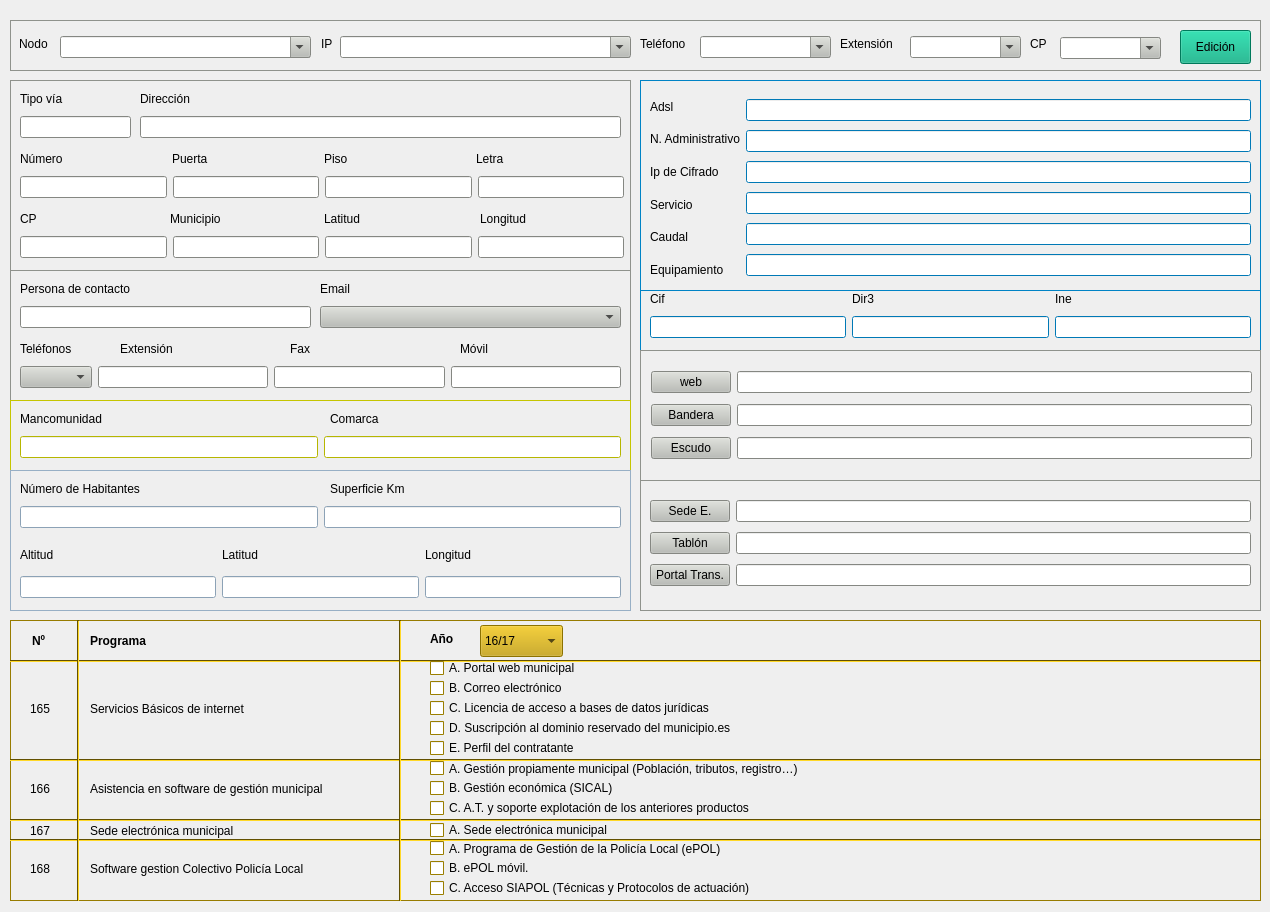
Above: sedes.ui from kapazao/GrxMenu before the change. Below: the same form after it.
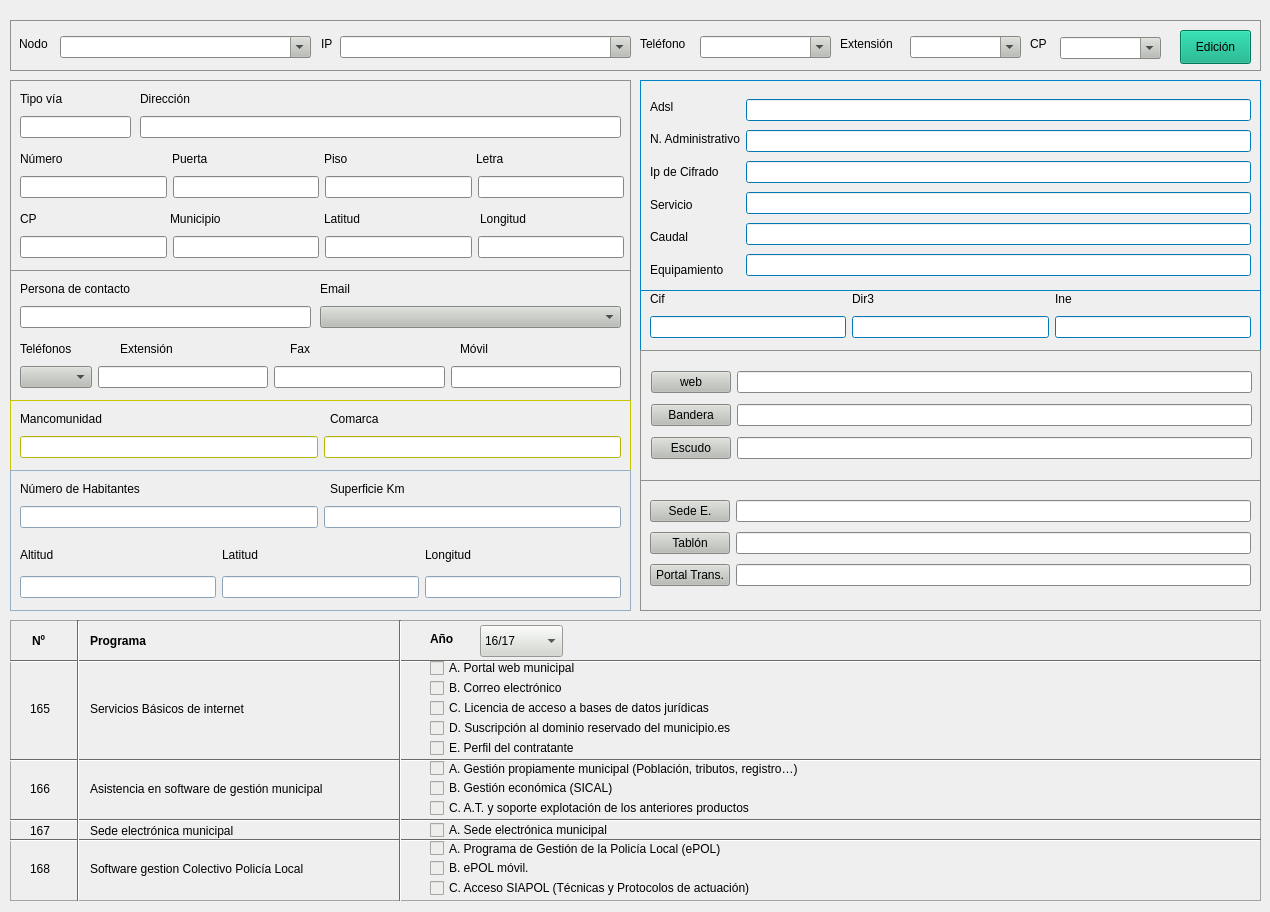
That is the form after the change.

```diff
--- a/sedes.ui
+++ b/sedes.ui
@@ -5406,9 +5406,9 @@
       <colorrole role="Button">
        <brush brushstyle="SolidPattern">
         <color alpha="255">
-         <red>196</red>
-         <green>160</green>
-         <blue>0</blue>
+         <red>211</red>
+         <green>215</green>
+         <blue>207</blue>
         </color>
        </brush>
       </colorrole>
@@ -5416,35 +5416,35 @@
        <brush brushstyle="SolidPattern">
         <color alpha="255">
          <red>255</red>
-         <green>216</green>
-         <blue>39</blue>
+         <green>255</green>
+         <blue>255</blue>
         </color>
        </brush>
       </colorrole>
       <colorrole role="Midlight">
        <brush brushstyle="SolidPattern">
         <color alpha="255">
-         <red>225</red>
-         <green>188</green>
-         <blue>19</blue>
+         <red>233</red>
+         <green>235</green>
+         <blue>231</blue>
         </color>
        </brush>
       </colorrole>
       <colorrole role="Dark">
        <brush brushstyle="SolidPattern">
         <color alpha="255">
-         <red>98</red>
-         <green>80</green>
-         <blue>0</blue>
-        </color>
-       </brush>
-      </colorrole>
-      <colorrole role="Mid">
-       <brush brushstyle="SolidPattern">
-        <color alpha="255">
-         <red>131</red>
+         <red>105</red>
          <green>107</green>
-         <blue>0</blue>
+         <blue>103</blue>
+        </color>
+       </brush>
+      </colorrole>
+      <colorrole role="Mid">
+       <brush brushstyle="SolidPattern">
+        <color alpha="255">
+         <red>141</red>
+         <green>143</green>
+         <blue>138</blue>
         </color>
        </brush>
       </colorrole>
@@ -5487,9 +5487,9 @@
       <colorrole role="Window">
        <brush brushstyle="SolidPattern">
         <color alpha="255">
-         <red>196</red>
-         <green>160</green>
-         <blue>0</blue>
+         <red>211</red>
+         <green>215</green>
+         <blue>207</blue>
         </color>
        </brush>
       </colorrole>
@@ -5505,9 +5505,9 @@
       <colorrole role="AlternateBase">
        <brush brushstyle="SolidPattern">
         <color alpha="255">
-         <red>225</red>
-         <green>207</green>
-         <blue>127</blue>
+         <red>233</red>
+         <green>235</green>
+         <blue>231</blue>
         </color>
        </brush>
       </colorrole>
@@ -5543,9 +5543,9 @@
       <colorrole role="Button">
        <brush brushstyle="SolidPattern">
         <color alpha="255">
-         <red>196</red>
-         <green>160</green>
-         <blue>0</blue>
+         <red>211</red>
+         <green>215</green>
+         <blue>207</blue>
         </color>
        </brush>
       </colorrole>
@@ -5553,35 +5553,35 @@
        <brush brushstyle="SolidPattern">
         <color alpha="255">
          <red>255</red>
-         <green>216</green>
-         <blue>39</blue>
+         <green>255</green>
+         <blue>255</blue>
         </color>
        </brush>
       </colorrole>
       <colorrole role="Midlight">
        <brush brushstyle="SolidPattern">
         <color alpha="255">
-         <red>225</red>
-         <green>188</green>
-         <blue>19</blue>
+         <red>233</red>
+         <green>235</green>
+         <blue>231</blue>
         </color>
        </brush>
       </colorrole>
       <colorrole role="Dark">
        <brush brushstyle="SolidPattern">
         <color alpha="255">
-         <red>98</red>
-         <green>80</green>
-         <blue>0</blue>
-        </color>
-       </brush>
-      </colorrole>
-      <colorrole role="Mid">
-       <brush brushstyle="SolidPattern">
-        <color alpha="255">
-         <red>131</red>
+         <red>105</red>
          <green>107</green>
-         <blue>0</blue>
+         <blue>103</blue>
+        </color>
+       </brush>
+      </colorrole>
+      <colorrole role="Mid">
+       <brush brushstyle="SolidPattern">
+        <color alpha="255">
+         <red>141</red>
+         <green>143</green>
+         <blue>138</blue>
         </color>
        </brush>
       </colorrole>
@@ -5624,9 +5624,9 @@
       <colorrole role="Window">
        <brush brushstyle="SolidPattern">
         <color alpha="255">
-         <red>196</red>
-         <green>160</green>
-         <blue>0</blue>
+         <red>211</red>
+         <green>215</green>
+         <blue>207</blue>
         </color>
        </brush>
       </colorrole>
@@ -5642,9 +5642,9 @@
       <colorrole role="AlternateBase">
        <brush brushstyle="SolidPattern">
         <color alpha="255">
-         <red>225</red>
-         <green>207</green>
-         <blue>127</blue>
+         <red>233</red>
+         <green>235</green>
+         <blue>231</blue>
         </color>
        </brush>
       </colorrole>
@@ -5671,8 +5671,8 @@
       <colorrole role="WindowText">
        <brush brushstyle="SolidPattern">
         <color alpha="255">
-         <red>98</red>
-         <green>80</green>
+         <red>0</red>
+         <green>0</green>
          <blue>0</blue>
         </color>
        </brush>
@@ -5680,9 +5680,9 @@
       <colorrole role="Button">
        <brush brushstyle="SolidPattern">
         <color alpha="255">
-         <red>196</red>
-         <green>160</green>
-         <blue>0</blue>
+         <red>211</red>
+         <green>215</green>
+         <blue>207</blue>
         </color>
        </brush>
       </colorrole>
@@ -5690,43 +5690,43 @@
        <brush brushstyle="SolidPattern">
         <color alpha="255">
          <red>255</red>
-         <green>216</green>
-         <blue>39</blue>
+         <green>255</green>
+         <blue>255</blue>
         </color>
        </brush>
       </colorrole>
       <colorrole role="Midlight">
        <brush brushstyle="SolidPattern">
         <color alpha="255">
-         <red>225</red>
-         <green>188</green>
-         <blue>19</blue>
+         <red>233</red>
+         <green>235</green>
+         <blue>231</blue>
         </color>
        </brush>
       </colorrole>
       <colorrole role="Dark">
        <brush brushstyle="SolidPattern">
         <color alpha="255">
-         <red>98</red>
-         <green>80</green>
-         <blue>0</blue>
-        </color>
-       </brush>
-      </colorrole>
-      <colorrole role="Mid">
-       <brush brushstyle="SolidPattern">
-        <color alpha="255">
-         <red>131</red>
+         <red>105</red>
          <green>107</green>
-         <blue>0</blue>
+         <blue>103</blue>
+        </color>
+       </brush>
+      </colorrole>
+      <colorrole role="Mid">
+       <brush brushstyle="SolidPattern">
+        <color alpha="255">
+         <red>141</red>
+         <green>143</green>
+         <blue>138</blue>
         </color>
        </brush>
       </colorrole>
       <colorrole role="Text">
        <brush brushstyle="SolidPattern">
         <color alpha="255">
-         <red>98</red>
-         <green>80</green>
+         <red>0</red>
+         <green>0</green>
          <blue>0</blue>
         </color>
        </brush>
@@ -5743,8 +5743,8 @@
       <colorrole role="ButtonText">
        <brush brushstyle="SolidPattern">
         <color alpha="255">
-         <red>98</red>
-         <green>80</green>
+         <red>0</red>
+         <green>0</green>
          <blue>0</blue>
         </color>
        </brush>
@@ -5752,18 +5752,18 @@
       <colorrole role="Base">
        <brush brushstyle="SolidPattern">
         <color alpha="255">
-         <red>196</red>
-         <green>160</green>
-         <blue>0</blue>
+         <red>238</red>
+         <green>238</green>
+         <blue>236</blue>
         </color>
        </brush>
       </colorrole>
       <colorrole role="Window">
        <brush brushstyle="SolidPattern">
         <color alpha="255">
-         <red>196</red>
-         <green>160</green>
-         <blue>0</blue>
+         <red>211</red>
+         <green>215</green>
+         <blue>207</blue>
         </color>
        </brush>
       </colorrole>
@@ -5779,9 +5779,9 @@
       <colorrole role="AlternateBase">
        <brush brushstyle="SolidPattern">
         <color alpha="255">
-         <red>196</red>
-         <green>160</green>
-         <blue>0</blue>
+         <red>238</red>
+         <green>238</green>
+         <blue>236</blue>
         </color>
        </brush>
       </colorrole>
@@ -6033,6 +6033,9 @@
     </property>
    </widget>
    <widget class="QCheckBox" name="checkBox_portal_web">
+    <property name="enabled">
+     <bool>false</bool>
+    </property>
     <property name="geometry">
      <rect>
       <x>420</x>
@@ -6055,6 +6058,9 @@
     </property>
    </widget>
    <widget class="QCheckBox" name="checkBox_correo">
+    <property name="enabled">
+     <bool>false</bool>
+    </property>
     <property name="geometry">
      <rect>
       <x>420</x>
@@ -6074,6 +6080,9 @@
     </property>
    </widget>
    <widget class="QCheckBox" name="checkBox_basedatos_juridica">
+    <property name="enabled">
+     <bool>false</bool>
+    </property>
     <property name="geometry">
      <rect>
       <x>420</x>
@@ -6093,6 +6102,9 @@
     </property>
    </widget>
    <widget class="QCheckBox" name="checkBox_suscripcion">
+    <property name="enabled">
+     <bool>false</bool>
+    </property>
     <property name="geometry">
      <rect>
       <x>420</x>
@@ -6112,6 +6124,9 @@
     </property>
    </widget>
    <widget class="QCheckBox" name="checkBox_perfil_contratante">
+    <property name="enabled">
+     <bool>false</bool>
+    </property>
     <property name="geometry">
      <rect>
       <x>420</x>
@@ -6128,6 +6143,9 @@
     </property>
    </widget>
    <widget class="QCheckBox" name="checkBox_gestion_municipal">
+    <property name="enabled">
+     <bool>false</bool>
+    </property>
     <property name="geometry">
      <rect>
       <x>420</x>
@@ -6147,6 +6165,9 @@
     </property>
    </widget>
    <widget class="QCheckBox" name="checkBox_gestion_economica">
+    <property name="enabled">
+     <bool>false</bool>
+    </property>
     <property name="geometry">
      <rect>
       <x>420</x>
@@ -6166,6 +6187,9 @@
     </property>
    </widget>
    <widget class="QCheckBox" name="checkBox_soporte">
+    <property name="enabled">
+     <bool>false</bool>
+    </property>
     <property name="geometry">
      <rect>
       <x>420</x>
@@ -6185,6 +6209,9 @@
     </property>
    </widget>
    <widget class="QCheckBox" name="checkBox_sede_electronica">
+    <property name="enabled">
+     <bool>false</bool>
+    </property>
     <property name="geometry">
      <rect>
       <x>420</x>
@@ -6204,6 +6231,9 @@
     </property>
    </widget>
    <widget class="QCheckBox" name="checkBox_epol">
+    <property name="enabled">
+     <bool>false</bool>
+    </property>
     <property name="geometry">
      <rect>
       <x>420</x>
@@ -6223,6 +6253,9 @@
     </property>
    </widget>
    <widget class="QCheckBox" name="checkBox_epol_movil">
+    <property name="enabled">
+     <bool>false</bool>
+    </property>
     <property name="geometry">
      <rect>
       <x>420</x>
@@ -6242,6 +6275,9 @@
     </property>
    </widget>
    <widget class="QCheckBox" name="checkBox_siapol">
+    <property name="enabled">
+     <bool>false</bool>
+    </property>
     <property name="geometry">
      <rect>
       <x>420</x>
```
